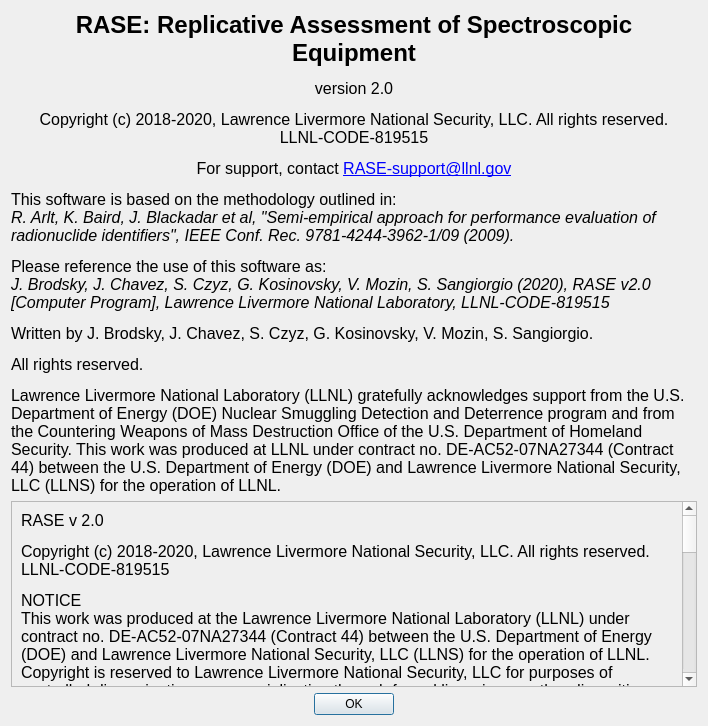
This is src/ui/about_dialog.ui in LLNL/RASE as Qt 5 draws it before an edit. The edited form follows.
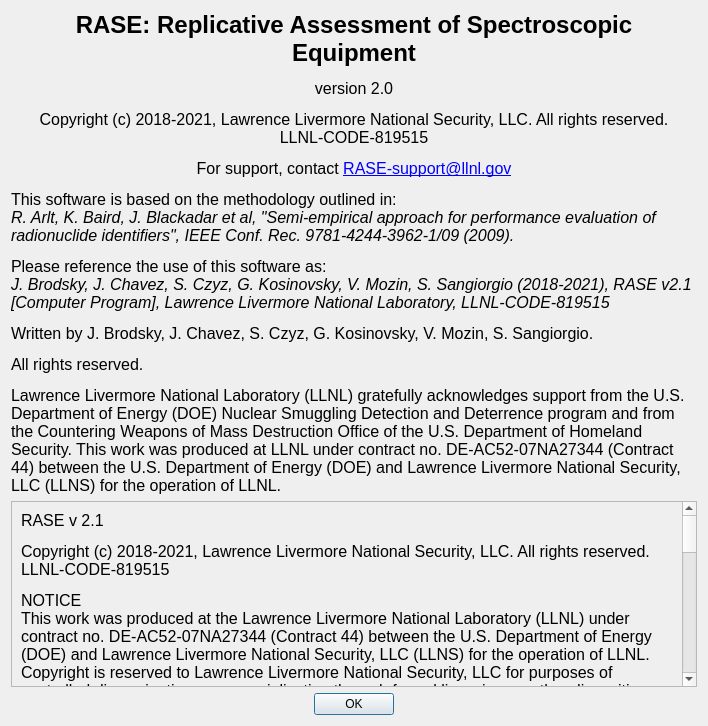
This is the edited form.

Patch:
```diff
--- a/src/ui/about_dialog.ui
+++ b/src/ui/about_dialog.ui
@@ -17,7 +17,7 @@
    <item>
     <widget class="QLabel" name="label">
      <property name="text">
-      <string>&lt;html&gt;&lt;head/&gt;&lt;body&gt;&lt;p align=&quot;center&quot;&gt;&lt;span style=&quot; font-family:'Times New Roman,serif'; font-size:18pt; font-weight:600;&quot;&gt;RASE: Replicative Assessment of Spectroscopic Equipment&lt;/span&gt;&lt;/p&gt;&lt;p align=&quot;center&quot;&gt;&lt;span style=&quot; font-family:'Times New Roman,serif'; font-size:12pt;&quot;&gt;version 2.0&lt;/span&gt;&lt;/p&gt;&lt;p align=&quot;center&quot;&gt;&lt;span style=&quot; font-family:'Times New Roman,serif'; font-size:12pt;&quot;&gt;Copyright (c) 2018-2020, Lawrence Livermore National Security, LLC. All rights reserved. &lt;br/&gt;LLNL-CODE-819515&lt;/span&gt;&lt;/p&gt;&lt;p align=&quot;center&quot;&gt;&lt;span style=&quot; font-family:'Times New Roman,serif'; font-size:12pt;&quot;&gt;For support, contact &lt;/span&gt;&lt;a href=&quot;mailto:RASE-support@llnl.gov&quot;&gt;&lt;span style=&quot; font-family:'Times New Roman,serif'; font-size:12pt; text-decoration: underline; color:#0000ff;&quot;&gt;RASE-support@llnl.gov&lt;/span&gt;&lt;/a&gt;&lt;/p&gt;&lt;p&gt;&lt;span style=&quot; font-family:'Times New Roman,serif'; font-size:12pt;&quot;&gt;This software is based on the methodology outlined in:&lt;br/&gt;&lt;/span&gt;&lt;span style=&quot; font-family:'Times New Roman,serif'; font-size:12pt; font-style:italic;&quot;&gt;R. Arlt, K. Baird, J. Blackadar et al, &amp;quot;Semi-empirical approach for performance evaluation of radionuclide identifiers&amp;quot;, IEEE Conf. Rec. 9781-4244-3962-1/09 (2009).&lt;/span&gt;&lt;/p&gt;&lt;p&gt;&lt;span style=&quot; font-family:'Times New Roman,serif'; font-size:12pt;&quot;&gt;Please reference the use of this software as:&lt;br/&gt;&lt;/span&gt;&lt;span style=&quot; font-family:'Times New Roman,serif'; font-size:12pt; font-style:italic;&quot;&gt;J. Brodsky, J. Chavez, S. Czyz, G. Kosinovsky, V. Mozin, S. Sangiorgio (2020), RASE v2.0 [Computer Program], Lawrence Livermore National Laboratory, LLNL-CODE-819515&lt;/span&gt;&lt;/p&gt;&lt;p&gt;&lt;span style=&quot; font-family:'Times New Roman,serif'; font-size:12pt;&quot;&gt;Written by J. Brodsky, J. Chavez, S. Czyz, G. Kosinovsky, V. Mozin, S. Sangiorgio. &lt;/span&gt;&lt;/p&gt;&lt;p&gt;&lt;span style=&quot; font-family:'Times New Roman,serif'; font-size:12pt;&quot;&gt;All rights reserved.&lt;/span&gt;&lt;/p&gt;&lt;p&gt;&lt;span style=&quot; font-family:'Times New Roman,serif'; font-size:12pt;&quot;&gt;Lawrence Livermore National Laboratory (LLNL) gratefully acknowledges support from the U.S. Department of Energy (DOE) Nuclear Smuggling Detection and Deterrence program and from the Countering Weapons of Mass Destruction Office of the U.S. Department of Homeland Security. This work was produced at LLNL under contract no. DE-AC52-07NA27344 (Contract 44) between the U.S. Department of Energy (DOE) and Lawrence Livermore National Security, LLC (LLNS) for the operation of LLNL.&lt;/span&gt;&lt;/p&gt;&lt;/body&gt;&lt;/html&gt;</string>
+      <string>&lt;html&gt;&lt;head/&gt;&lt;body&gt;&lt;p align=&quot;center&quot;&gt;&lt;span style=&quot; font-family:'Times New Roman,serif'; font-size:18pt; font-weight:600;&quot;&gt;RASE: Replicative Assessment of Spectroscopic Equipment&lt;/span&gt;&lt;/p&gt;&lt;p align=&quot;center&quot;&gt;&lt;span style=&quot; font-family:'Times New Roman,serif'; font-size:12pt;&quot;&gt;version 2.0&lt;/span&gt;&lt;/p&gt;&lt;p align=&quot;center&quot;&gt;&lt;span style=&quot; font-family:'Times New Roman,serif'; font-size:12pt;&quot;&gt;Copyright (c) 2018-2021, Lawrence Livermore National Security, LLC. All rights reserved. &lt;br/&gt;LLNL-CODE-819515&lt;/span&gt;&lt;/p&gt;&lt;p align=&quot;center&quot;&gt;&lt;span style=&quot; font-family:'Times New Roman,serif'; font-size:12pt;&quot;&gt;For support, contact &lt;/span&gt;&lt;a href=&quot;mailto:RASE-support@llnl.gov&quot;&gt;&lt;span style=&quot; font-family:'Times New Roman,serif'; font-size:12pt; text-decoration: underline; color:#0000ff;&quot;&gt;RASE-support@llnl.gov&lt;/span&gt;&lt;/a&gt;&lt;/p&gt;&lt;p&gt;&lt;span style=&quot; font-family:'Times New Roman,serif'; font-size:12pt;&quot;&gt;This software is based on the methodology outlined in:&lt;br/&gt;&lt;/span&gt;&lt;span style=&quot; font-family:'Times New Roman,serif'; font-size:12pt; font-style:italic;&quot;&gt;R. Arlt, K. Baird, J. Blackadar et al, &amp;quot;Semi-empirical approach for performance evaluation of radionuclide identifiers&amp;quot;, IEEE Conf. Rec. 9781-4244-3962-1/09 (2009).&lt;/span&gt;&lt;/p&gt;&lt;p&gt;&lt;span style=&quot; font-family:'Times New Roman,serif'; font-size:12pt;&quot;&gt;Please reference the use of this software as:&lt;br/&gt;&lt;/span&gt;&lt;span style=&quot; font-family:'Times New Roman,serif'; font-size:12pt; font-style:italic;&quot;&gt;J. Brodsky, J. Chavez, S. Czyz, G. Kosinovsky, V. Mozin, S. Sangiorgio (2018-2021), RASE v2.1 [Computer Program], Lawrence Livermore National Laboratory, LLNL-CODE-819515&lt;/span&gt;&lt;/p&gt;&lt;p&gt;&lt;span style=&quot; font-family:'Times New Roman,serif'; font-size:12pt;&quot;&gt;Written by J. Brodsky, J. Chavez, S. Czyz, G. Kosinovsky, V. Mozin, S. Sangiorgio. &lt;/span&gt;&lt;/p&gt;&lt;p&gt;&lt;span style=&quot; font-family:'Times New Roman,serif'; font-size:12pt;&quot;&gt;All rights reserved.&lt;/span&gt;&lt;/p&gt;&lt;p&gt;&lt;span style=&quot; font-family:'Times New Roman,serif'; font-size:12pt;&quot;&gt;Lawrence Livermore National Laboratory (LLNL) gratefully acknowledges support from the U.S. Department of Energy (DOE) Nuclear Smuggling Detection and Deterrence program and from the Countering Weapons of Mass Destruction Office of the U.S. Department of Homeland Security. This work was produced at LLNL under contract no. DE-AC52-07NA27344 (Contract 44) between the U.S. Department of Energy (DOE) and Lawrence Livermore National Security, LLC (LLNS) for the operation of LLNL.&lt;/span&gt;&lt;/p&gt;&lt;/body&gt;&lt;/html&gt;</string>
      </property>
      <property name="scaledContents">
       <bool>false</bool>
@@ -48,7 +48,7 @@
        <item>
         <widget class="QLabel" name="label_2">
          <property name="text">
-          <string>&lt;html&gt;&lt;head/&gt;&lt;body&gt;&lt;p&gt;&lt;span style=&quot; font-family:'Times New Roman,serif'; font-size:12pt;&quot;&gt;RASE v 2.0&lt;/span&gt;&lt;/p&gt;&lt;p&gt;&lt;span style=&quot; font-family:'Times New Roman,serif'; font-size:12pt;&quot;&gt;Copyright (c) 2018-2020, Lawrence Livermore National Security, LLC. All rights reserved. LLNL-CODE-819515&lt;/span&gt;&lt;/p&gt;&lt;p&gt;&lt;span style=&quot; font-family:'Times New Roman,serif'; font-size:12pt;&quot;&gt;NOTICE&lt;br/&gt;This work was produced at the Lawrence Livermore National Laboratory (LLNL) under contract no. DE-AC52-07NA27344 (Contract 44) between the U.S. Department of Energy (DOE) and Lawrence Livermore National Security, LLC (LLNS) for the operation of LLNL. Copyright is reserved to Lawrence Livermore National Security, LLC for purposes of controlled dissemination, commercialization through formal licensing, or other disposition under terms of Contract 44; DOE policies, regulations and orders; and U.S. statutes. The rights of the Federal Government are reserved under Contract 44. &lt;/span&gt;&lt;/p&gt;&lt;p&gt;&lt;span style=&quot; font-family:'Times New Roman,serif'; font-size:12pt;&quot;&gt;DISCLAIMER&lt;br/&gt;THE SOFTWARE IS PROVIDED &amp;quot;AS IS&amp;quot;, WITHOUT WARRANTY OF ANY KIND, EXPRESS OR IMPLIED, INCLUDING BUT NOT LIMITED TO THE WARRANTIES OF MERCHANTABILITY, FITNESS FOR A PARTICULAR PURPOSE AND NONINFRINGEMENT. IN NO EVENT SHALL THE AUTHORS OR COPYRIGHT HOLDERS BE LIABLE FOR ANY CLAIM, DAMAGES OR OTHER LIABILITY, WHETHER IN AN ACTION OF CONTRACT, TORT OR OTHERWISE, ARISING FROM, OUT OF OR IN CONNECTION WITH THE SOFTWARE OR THE USE OR OTHER DEALINGS IN THE SOFTWARE.&lt;/span&gt;&lt;/p&gt;&lt;p&gt;&lt;span style=&quot; font-family:'Times New Roman,serif'; font-size:12pt;&quot;&gt;Reference herein to any specific commercial products, process, or service by trade name, trademark, manufacturer or otherwise does not necessarily constitute or imply its endorsement, recommendation, or favoring by the United States Government or Lawrence Livermore National Security, LLC. The views and opinions of authors expressed herein do not necessarily state or reflect those of the United States Government or Lawrence Livermore National Security, LLC, and shall not be used for advertising or product endorsement purposes.&lt;/span&gt;&lt;/p&gt;&lt;p&gt;&lt;span style=&quot; font-family:'Times New Roman,serif'; font-size:12pt;&quot;&gt;LICENSE&lt;/span&gt;&lt;span style=&quot; font-family:'Times New Roman,serif'; font-size:12pt; font-weight:600;&quot;&gt;&lt;br/&gt;&lt;/span&gt;&lt;span style=&quot; font-family:'Times New Roman,serif'; font-size:12pt;&quot;&gt;Permission is hereby granted, free of charge, to any person obtaining a copy of this software and associated documentation files (the &amp;quot;Software&amp;quot;), to deal in the Software without restriction, including without limitation the rights to use, copy, modify, merge, publish, distribute, sublicense, and/or sell copies of the Software, and to permit persons to whom the Software is furnished to do so, subject to the following conditions:&lt;/span&gt;&lt;/p&gt;&lt;p&gt;&lt;span style=&quot; font-family:'Times New Roman,serif'; font-size:12pt;&quot;&gt;The above copyright notice and this permission notice shall be included in all copies or substantial portions of the Software.&lt;/span&gt;&lt;/p&gt;&lt;p&gt;&lt;span style=&quot; font-family:'Times New Roman,serif'; font-size:12pt;&quot;&gt;Neither the name of LLNS nor the names of its contributors may be used to endorse or promote products derived from this software without specific prior written permission.&lt;/span&gt;&lt;/p&gt;&lt;/body&gt;&lt;/html&gt;</string>
+          <string>&lt;html&gt;&lt;head/&gt;&lt;body&gt;&lt;p&gt;&lt;span style=&quot; font-family:'Times New Roman,serif'; font-size:12pt;&quot;&gt;RASE v 2.1&lt;/span&gt;&lt;/p&gt;&lt;p&gt;&lt;span style=&quot; font-family:'Times New Roman,serif'; font-size:12pt;&quot;&gt;Copyright (c) 2018-2021, Lawrence Livermore National Security, LLC. All rights reserved. LLNL-CODE-819515&lt;/span&gt;&lt;/p&gt;&lt;p&gt;&lt;span style=&quot; font-family:'Times New Roman,serif'; font-size:12pt;&quot;&gt;NOTICE&lt;br/&gt;This work was produced at the Lawrence Livermore National Laboratory (LLNL) under contract no. DE-AC52-07NA27344 (Contract 44) between the U.S. Department of Energy (DOE) and Lawrence Livermore National Security, LLC (LLNS) for the operation of LLNL. Copyright is reserved to Lawrence Livermore National Security, LLC for purposes of controlled dissemination, commercialization through formal licensing, or other disposition under terms of Contract 44; DOE policies, regulations and orders; and U.S. statutes. The rights of the Federal Government are reserved under Contract 44. &lt;/span&gt;&lt;/p&gt;&lt;p&gt;&lt;span style=&quot; font-family:'Times New Roman,serif'; font-size:12pt;&quot;&gt;DISCLAIMER&lt;br/&gt;THE SOFTWARE IS PROVIDED &amp;quot;AS IS&amp;quot;, WITHOUT WARRANTY OF ANY KIND, EXPRESS OR IMPLIED, INCLUDING BUT NOT LIMITED TO THE WARRANTIES OF MERCHANTABILITY, FITNESS FOR A PARTICULAR PURPOSE AND NONINFRINGEMENT. IN NO EVENT SHALL THE AUTHORS OR COPYRIGHT HOLDERS BE LIABLE FOR ANY CLAIM, DAMAGES OR OTHER LIABILITY, WHETHER IN AN ACTION OF CONTRACT, TORT OR OTHERWISE, ARISING FROM, OUT OF OR IN CONNECTION WITH THE SOFTWARE OR THE USE OR OTHER DEALINGS IN THE SOFTWARE.&lt;/span&gt;&lt;/p&gt;&lt;p&gt;&lt;span style=&quot; font-family:'Times New Roman,serif'; font-size:12pt;&quot;&gt;Reference herein to any specific commercial products, process, or service by trade name, trademark, manufacturer or otherwise does not necessarily constitute or imply its endorsement, recommendation, or favoring by the United States Government or Lawrence Livermore National Security, LLC. The views and opinions of authors expressed herein do not necessarily state or reflect those of the United States Government or Lawrence Livermore National Security, LLC, and shall not be used for advertising or product endorsement purposes.&lt;/span&gt;&lt;/p&gt;&lt;p&gt;&lt;span style=&quot; font-family:'Times New Roman,serif'; font-size:12pt;&quot;&gt;LICENSE&lt;/span&gt;&lt;span style=&quot; font-family:'Times New Roman,serif'; font-size:12pt; font-weight:600;&quot;&gt;&lt;br/&gt;&lt;/span&gt;&lt;span style=&quot; font-family:'Times New Roman,serif'; font-size:12pt;&quot;&gt;Permission is hereby granted, free of charge, to any person obtaining a copy of this software and associated documentation files (the &amp;quot;Software&amp;quot;), to deal in the Software without restriction, including without limitation the rights to use, copy, modify, merge, publish, distribute, sublicense, and/or sell copies of the Software, and to permit persons to whom the Software is furnished to do so, subject to the following conditions:&lt;/span&gt;&lt;/p&gt;&lt;p&gt;&lt;span style=&quot; font-family:'Times New Roman,serif'; font-size:12pt;&quot;&gt;The above copyright notice and this permission notice shall be included in all copies or substantial portions of the Software.&lt;/span&gt;&lt;/p&gt;&lt;p&gt;&lt;span style=&quot; font-family:'Times New Roman,serif'; font-size:12pt;&quot;&gt;Neither the name of LLNS nor the names of its contributors may be used to endorse or promote products derived from this software without specific prior written permission.&lt;/span&gt;&lt;/p&gt;&lt;/body&gt;&lt;/html&gt;</string>
          </property>
          <property name="wordWrap">
           <bool>true</bool>
```
